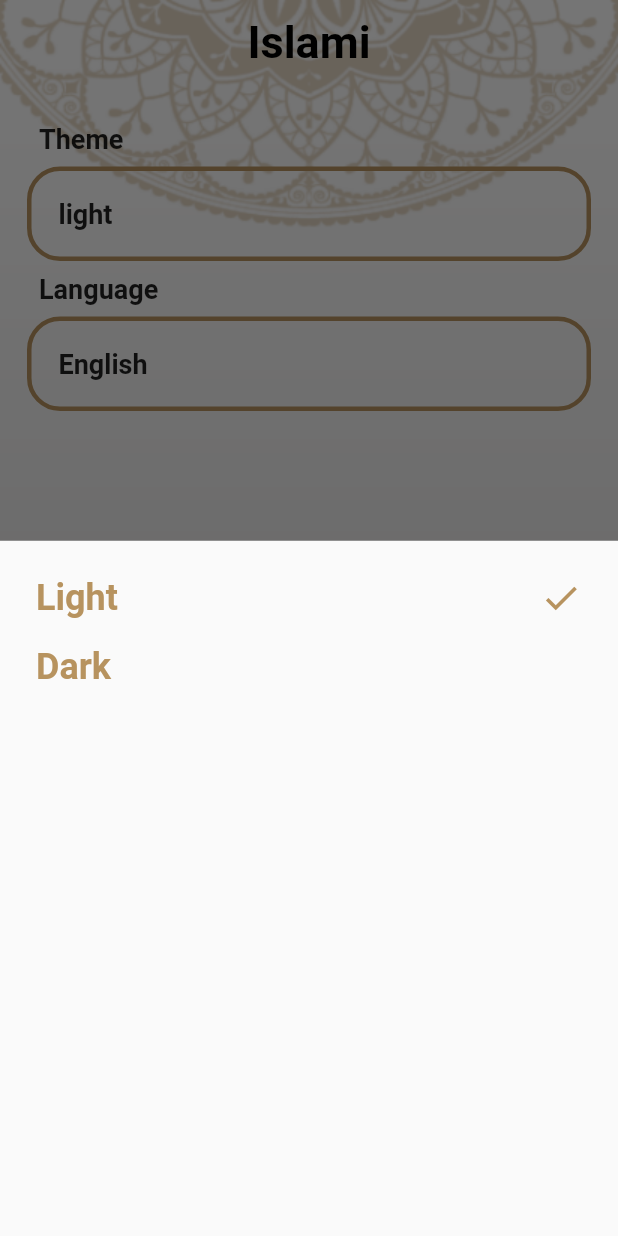
After one commit to hamadia/Islami-app, a Flutter app: the screen it shows after launch, item 5 of the bottom bar chosen, after a tap on "light", on a phone screen of 412 x 824 dp. The commit adds this screen. Run offline on Flutter 3.47's test engine with Material 2 defaults, Android fonts, the light colour scheme and no system bars.

Commit message:
+ settings tab

```diff
--- a/assets/files/ahadeth.txt
+++ b/assets/files/ahadeth.txt
@@ -1,4 +1,4 @@
-﻿الحد يث الأول
+الحد يث الأول
  عن أمـيـر المؤمنـين أبي حـفص عمر بن الخطاب رضي الله عنه ، قال : سمعت رسول الله صلى الله عـليه وسلم يـقـول : ( إنـما الأعـمـال بالنيات وإنـمـا لكـل امـرئ ما نـوى . فمن كـانت هجرته إلى الله ورسولـه فهجرتـه إلى الله ورسـوله ومن كانت هجرته لـدنيا يصـيبها أو امرأة ينكحها فهجرته إلى ما هاجر إليه ).
 رواه إمام المحد ثين أبـو عـبـد الله محمد بن إسماعـيل بن ابراهـيـم بن المغـيره بن بـرد زبه البخاري الجعـفي،[رقم:1] وابـو الحسـيـن مسلم بن الحجاج بن مـسلم القـشـيري الـنيسـابـوري [رقم :1907] رضي الله عنهما في صحيحيهما اللذين هما أصح الكتب المصنفه.
 #الحد يث الثاني
--- a/lib/ui/home/home_screen.dart
+++ b/lib/ui/home/home_screen.dart
@@ -2,6 +2,7 @@ import 'package:flutter/material.dart';
 import 'package:islam/ui/home/hadith_tab/hadith_tab.dart';
 import 'package:islam/ui/home/quran_tab/quran_tab.dart';
 import 'package:islam/ui/home/radio_tab/radio_tab.dart';
+import 'package:islam/ui/home/setting_tab/setting_tab.dart';
 import 'package:islam/ui/home/tasbeh_tab/tasbeh_tab.dart';
 
 class HomeScreen extends StatefulWidget {
@@ -13,7 +14,13 @@ class HomeScreen extends StatefulWidget {
 
 class _HomeScreenState extends State<HomeScreen> {
   int selectedIndexTab = 0;
-  List<Widget> tabs = [QuranTab(), HadithTab(), TasbehTab(), RadioTab()];
+  List<Widget> tabs = [
+    QuranTab(),
+    HadithTab(),
+    TasbehTab(),
+    RadioTab(),
+    SettingsTab(),
+  ];
 
   @override
   Widget build(BuildContext context) {
@@ -56,6 +63,10 @@ class _HomeScreenState extends State<HomeScreen> {
                     backgroundColor: Color(0xFFB7935F),
                     icon: ImageIcon(AssetImage('assets/images/icon_radio.png')),
                     label: 'Radio'),
+                BottomNavigationBarItem(
+                    backgroundColor: Color(0xFFB7935F),
+                    icon: Icon(Icons.settings),
+                    label: 'Settings'),
               ],
             ),
             body: tabs[selectedIndexTab],
--- /dev/null
+++ b/lib/ui/home/setting_tab/setting_tab.dart
@@ -0,0 +1,89 @@
+import 'package:flutter/material.dart';
+import 'package:islam/ui/home/setting_tab/language_bottom_sheet.dart';
+import 'package:islam/ui/home/setting_tab/theme_bottom_sheet.dart';
+
+class SettingsTab extends StatefulWidget {
+  @override
+  State<SettingsTab> createState() => _SettingsTabState();
+}
+
+class _SettingsTabState extends State<SettingsTab> {
+  Widget build(BuildContext context) {
+    return Container(
+      padding: EdgeInsets.all(18),
+      child: Column(
+        crossAxisAlignment: CrossAxisAlignment.stretch,
+        children: [
+          const Padding(
+            padding: EdgeInsets.all(8),
+            child: Text(
+              'Theme',
+              style: TextStyle(fontSize: 18, fontWeight: FontWeight.bold),
+            ),
+          ),
+          InkWell(
+            onTap: () {
+              showThemeBottomSheet();
+            },
+            child: Container(
+              padding: EdgeInsets.all(18),
+              decoration: BoxDecoration(
+                borderRadius: BorderRadius.circular(22),
+                //color: Color(0xFF),
+                border: Border.all(
+                  color: Color(0xFFB7935F),
+                  width: 3,
+                ),
+              ),
+              child: Text(
+                'light',
+                style: TextStyle(fontSize: 18, fontWeight: FontWeight.bold),
+              ),
+            ),
+          ),
+          const Padding(
+            padding: EdgeInsets.all(8),
+            child: Text(
+              'Language',
+              style: TextStyle(fontSize: 18, fontWeight: FontWeight.bold),
+            ),
+          ),
+          InkWell(
+            onTap: () {
+              showLanguageBottomSheet();
+            },
+            child: Container(
+              padding: EdgeInsets.all(18),
+              decoration: BoxDecoration(
+                borderRadius: BorderRadius.circular(22),
+                //color: Color(0xFF),
+                border: Border.all(
+                  color: Color(0xFFB7935F),
+                  width: 3,
+                ),
+              ),
+              child: Text(
+                'English',
+                style: TextStyle(fontSize: 18, fontWeight: FontWeight.bold),
+              ),
+            ),
+          )
+        ],
+      ),
+    );
+  }
+
+  showThemeBottomSheet() {
+    showModalBottomSheet(
+      context: context,
+      builder: (context) => ThemeBottomSheet(),
+    );
+  }
+
+  showLanguageBottomSheet() {
+    showModalBottomSheet(
+      context: context,
+      builder: (context) => LanguageBottomSheet(),
+    );
+  }
+}
--- /dev/null
+++ b/lib/ui/home/setting_tab/theme_bottom_sheet.dart
@@ -0,0 +1,52 @@
+import 'package:flutter/material.dart';
+
+class ThemeBottomSheet extends StatelessWidget {
+  @override
+  Widget build(BuildContext context) {
+    return Container(
+      padding: EdgeInsets.all(24),
+      child: Column(
+        crossAxisAlignment: CrossAxisAlignment.start,
+        children: [
+          getSelectedItem('Light'),
+          SizedBox(
+            height: 18,
+          ),
+          getUnSelectedItem('Dark'),
+        ],
+      ),
+    );
+  }
+
+  Widget getSelectedItem(String text) {
+    return Row(
+      children: [
+        Text(
+          text,
+          style: TextStyle(
+            fontSize: 24,
+            fontWeight: FontWeight.bold,
+            color: Color(0xFFB7935F),
+          ),
+        ),
+        Spacer(),
+        Icon(
+          Icons.check,
+          color: Color(0xFFB7935F),
+          size: 28,
+        ),
+      ],
+    );
+  }
+
+  Widget getUnSelectedItem(String text) {
+    return Text(
+      text,
+      style: TextStyle(
+        fontSize: 24,
+        fontWeight: FontWeight.bold,
+        color: Color(0xFFB7935F),
+      ),
+    );
+  }
+}
```
Also changed, not shown: lib/ui/home/setting_tab/language_bottom_sheet.dart (added, +52 -0 lines).
